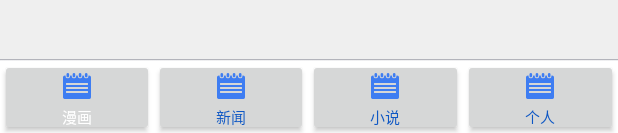
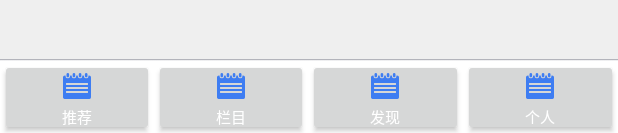
Before and after one commit to CodingForAndroid/appone, an Android app: the layout activity_main.xml on its own in the app's theme, with its tools: preview values and no code run, on a phone screen of 412 x 824 dp. Shown: the part 1100-1233 px from the top of the screen. Run offline under Robolectric (Android 15) with nearby library versions, the phone set to English and light mode, and no system bars.

Commit message:
add  style

```diff
--- a/app/src/main/java/com/bczm/widgetcollections/ui/fragment/MainFragment.java
+++ b/app/src/main/java/com/bczm/widgetcollections/ui/fragment/MainFragment.java
@@ -5,6 +5,7 @@ import android.content.Context;
 import android.os.Bundle;
 import android.support.v4.app.Fragment;
 import android.view.LayoutInflater;
+import android.view.Menu;
 import android.view.View;
 import android.view.ViewGroup;
 import android.widget.ArrayAdapter;
@@ -32,6 +33,12 @@ public class MainFragment extends BaseFragment {
     RelativeLayout rlMainParent;
     @Bind(R.id.tv_navi_left)
     TextView tvNaviLeft;
+
+    @Override
+    public void show() {
+        super.show();
+    }
+
     @Bind(R.id.tv_title)
     TextView tvTitle;
     @Bind(R.id.tv_navi_right)
@@ -73,6 +80,12 @@ public class MainFragment extends BaseFragment {
 
     }
 
+
+    @Override
+    public void onOptionsMenuClosed(Menu menu) {
+        super.onOptionsMenuClosed(menu);
+    }
+
     @Override
     public void onStop() {
         super.onStop();
--- a/app/src/main/res/layout/activity_main.xml
+++ b/app/src/main/res/layout/activity_main.xml
@@ -34,56 +34,28 @@
             android:orientation="horizontal" >
 
             <Button
-                android:onClick="onClick"
-
+                style="@style/bottom_tab_style"
                 android:id="@+id/btn_cartoon"
-                android:layout_width="0dp"
-                android:layout_height="fill_parent"
-                android:layout_weight="1.0"
                 android:drawableTop="@drawable/selector_main_tab"
-                android:padding="5dp"
-                android:text="漫画"
-                android:textColor="@color/white"
-                android:textSize="10sp" />
+                android:text="@string/txt_recommand" />
 
             <Button
-                android:onClick="onClick"
-                android:textColor="@color/blue"
+                style="@style/bottom_tab_style"
                 android:id="@+id/btn_news"
-                android:layout_width="0dp"
-                android:layout_height="fill_parent"
-                android:layout_weight="1.0"
-
                 android:drawableTop="@drawable/selector_main_tab"
-                android:padding="5dp"
-                android:text="新闻"
-                android:textSize="10sp" />
+                android:text="@string/txt_classify" />
 
             <Button
-                android:onClick="onClick"
-                android:textColor="@color/blue"
+                style="@style/bottom_tab_style"
                 android:id="@+id/btn_novel"
-                android:layout_width="0dp"
-                android:layout_height="fill_parent"
-                android:layout_weight="1.0"
-
                 android:drawableTop="@drawable/selector_main_tab"
-                android:padding="5dp"
-                android:text="小说"
-                android:textSize="10sp" />
+                android:text="@string/txt_discover" />
 
             <Button
-                android:onClick="onClick"
+                style="@style/bottom_tab_style"
                 android:id="@+id/btn_mine"
-                android:layout_width="0dp"
-                android:layout_height="fill_parent"
-                android:layout_weight="1.0"
-
                 android:drawableTop="@drawable/selector_main_tab"
-                android:padding="5dp"
-                android:text="个人"
-                android:textColor="@color/blue"
-                android:textSize="10sp" />
+                android:text="@string/txt_mine" />
         </LinearLayout>
     </RelativeLayout>
 
--- a/app/src/main/res/layout/item_main.xml
+++ b/app/src/main/res/layout/item_main.xml
@@ -21,7 +21,7 @@
             android:layout_height="55dp"
             android:layout_centerHorizontal="true"
             android:gravity="center"
-            android:text="@string/txt_splash_page"
+            android:text="启动页"
             android:textColor="#ffffff" />
     </RelativeLayout>
 
--- a/app/src/main/res/values/strings.xml
+++ b/app/src/main/res/values/strings.xml
@@ -14,6 +14,9 @@
 
     <string name="drawer_open">Open navigation drawer</string>
     <string name="drawer_close">Close navigation drawer</string>
-    <string name="txt_splash_page">引导页</string>
+    <string name="txt_recommand">推荐</string>
+    <string name="txt_classify">栏目</string>
+    <string name="txt_discover">发现</string>
+    <string name="txt_mine">个人</string>
 
 </resources>
--- a/app/src/main/res/values/styles.xml
+++ b/app/src/main/res/values/styles.xml
@@ -15,5 +15,15 @@
         <item name="android:indeterminateDuration">3500</item>
     </style>
 
+    <style name="bottom_tab_style">
+        <item name="android:onClick">onClick</item>
+        <item name="android:layout_width">0dp</item>
+        <item name="android:layout_height">fill_parent</item>
+        <item name="android:layout_weight">1.0</item>
+        <item name="android:padding">5dp</item>
+        <item name="android:textColor">@color/white</item>
+        <item name="android:textSize">10sp</item>
+    </style>
+
 
 </resources>
```
Also changed, not shown: 1 other file.
